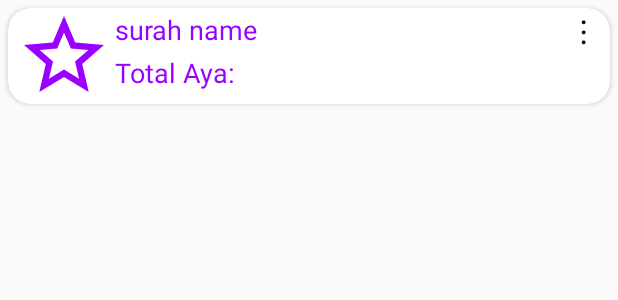
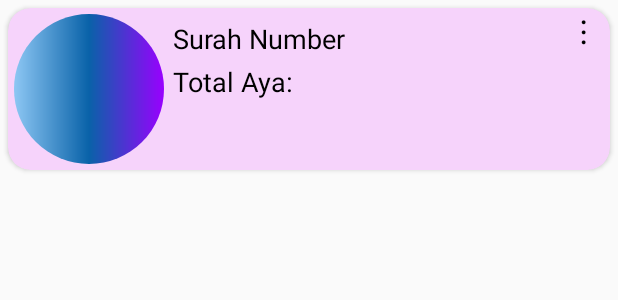
Before and after one commit to zeeshantaj/Quran_App, an Android app: the layout chaper_list.xml on its own in the app's theme, with its tools: preview values and no code run, on a phone screen of 412 x 824 dp. Shown: the top 300 px of the screen. Run offline under Robolectric (Android 15) with nearby library versions, the light colour scheme and no system bars; Roboto replaces fonts that are not available here.

Commit message:
second2 Quran_App commit

```diff
--- a/app/src/main/res/layout/chaper_list.xml
+++ b/app/src/main/res/layout/chaper_list.xml
@@ -10,6 +10,7 @@
         android:layout_margin="5dp"
         android:elevation="10dp"
         app:cardCornerRadius="15dp"
+        app:cardBackgroundColor="@color/cardShade"
         app:layout_constraintBottom_toBottomOf="parent"
         app:layout_constraintEnd_toEndOf="parent"
         app:layout_constraintStart_toStartOf="parent"
@@ -29,41 +30,52 @@
                 android:textColor="@color/black"
                 app:layout_constraintEnd_toEndOf="parent"
                 app:layout_constraintTop_toTopOf="parent" />
-            <TextView
-                android:id="@+id/surahNumber"
-                android:layout_width="wrap_content"
-                android:layout_height="wrap_content"
-                android:background="@drawable/baseline_star_outline_24"
-                android:gravity="center"
-                android:textColor="@color/white"
-                android:textSize="10sp"
-                android:layout_marginStart="5dp"
+
+            <ImageView
+                android:id="@+id/imageView3"
+                android:layout_width="100dp"
+                android:layout_height="100dp"
+                android:layout_margin="4dp"
+                android:src="@drawable/round_shape"
+                app:layout_constraintBottom_toBottomOf="parent"
                 app:layout_constraintStart_toStartOf="parent"
-                app:layout_constraintTop_toTopOf="parent"
-                tools:ignore="SmallSp" />
+                app:layout_constraintTop_toTopOf="parent" />
 
             <TextView
                 android:id="@+id/text"
                 android:layout_width="wrap_content"
                 android:layout_height="wrap_content"
                 android:padding="2dp"
-                android:text="surah name"
-                android:textColor="@color/purple"
+                android:text="Surah Number"
+                android:textColor="@color/black"
                 android:textSize="18sp"
-                app:layout_constraintStart_toEndOf="@+id/surahNumber"
-                app:layout_constraintTop_toTopOf="@+id/surahNumber" />
+                android:layout_marginStart="4dp"
+                android:layout_marginTop="6dp"
+                app:layout_constraintStart_toEndOf="@+id/imageView3"
+                app:layout_constraintTop_toTopOf="parent" />
 
+            <TextView
+                android:id="@+id/surahNumber"
+                android:layout_width="wrap_content"
+                android:layout_height="wrap_content"
+                android:gravity="center"
+                android:textColor="@color/black"
+                android:textSize="18sp"
+                android:layout_marginStart="4dp"
+                app:layout_constraintBottom_toBottomOf="@+id/text"
+                app:layout_constraintStart_toEndOf="@+id/text"
+                app:layout_constraintTop_toTopOf="@+id/text" />
             <TextView
                 android:id="@+id/surahName"
                 android:layout_width="0dp"
                 android:layout_height="wrap_content"
-                android:layout_marginStart="5dp"
-                android:gravity="start"
-                android:textColor="@color/blue"
                 android:fontFamily="@font/quran_text"
-                android:textSize="18sp"
-                app:layout_constraintBottom_toBottomOf="@+id/text"
-                app:layout_constraintStart_toEndOf="@+id/text"
+                android:textColor="@color/white"
+                android:textSize="24sp"
+                android:textAlignment="center"
+                app:layout_constraintBottom_toBottomOf="@+id/imageView3"
+                app:layout_constraintEnd_toEndOf="@+id/imageView3"
+                app:layout_constraintStart_toStartOf="@+id/imageView3"
                 app:layout_constraintTop_toTopOf="@+id/text" />
 
             <TextView
@@ -72,7 +84,7 @@
                 android:layout_height="wrap_content"
                 android:text="Total Aya:"
                 android:padding="2dp"
-                android:textColor="@color/purple"
+                android:textColor="@color/black"
                 android:textSize="18sp"
                 app:layout_constraintStart_toStartOf="@+id/text"
                 app:layout_constraintTop_toBottomOf="@+id/text" />
@@ -81,8 +93,8 @@
                 android:id="@+id/totalAya"
                 android:layout_width="0dp"
                 android:layout_height="wrap_content"
-                android:layout_marginStart="5dp"
-                android:textColor="@color/blue"
+                android:layout_marginStart="3dp"
+                android:textColor="@color/black"
                 android:textSize="18sp"
                 android:textStyle="bold"
                 app:layout_constraintBottom_toBottomOf="@+id/textView"
```
